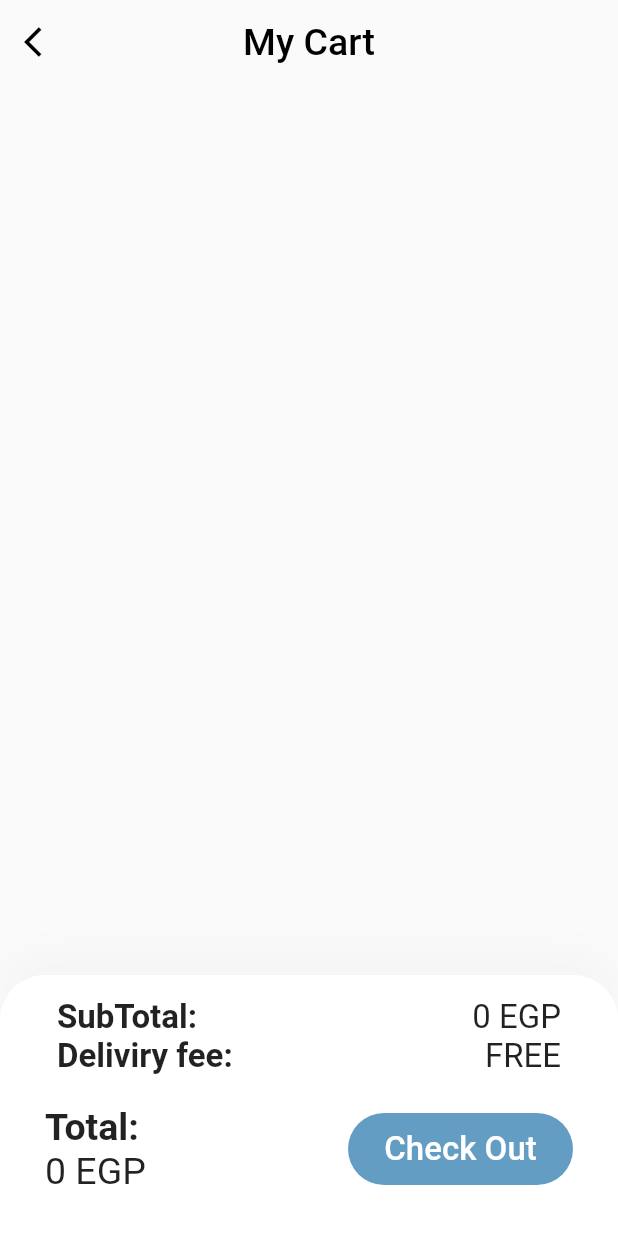
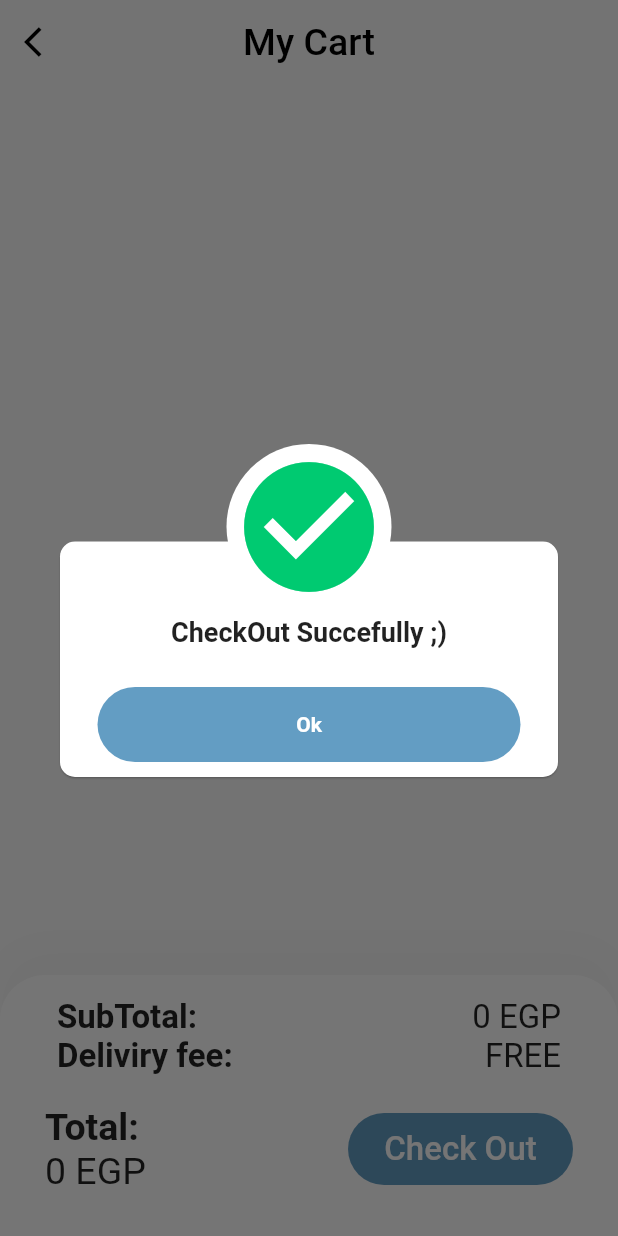
Before and after one commit to chimochie/MedicalFlutter, a Flutter app: the AddToCart screen opened directly, after a tap on "Check Out", on a phone screen of 412 x 824 dp. Run offline on Flutter 3.47's test engine with Material 2 defaults, Android fonts, the phone set to English and light mode, and no system bars; our stand-ins replace awesome_dialog.

Commit message:
Update AddToCart.dart

```diff
--- a/lib/AddToCart.dart
+++ b/lib/AddToCart.dart
@@ -1,4 +1,6 @@
+import 'package:awesome_dialog/awesome_dialog.dart';
 import 'package:flutter/material.dart';
+import 'package:helloworld/pages/Home.dart';
 import 'list.dart';
 
 class AddToCart extends StatefulWidget {
@@ -268,7 +270,27 @@ class _AddToCartState extends State<AddToCart> {
                     color: Color(0xff639DC3),
                   ),
                   child: TextButton(
-                    onPressed: () {},
+                    onPressed: () {
+                      cart.clear();
+                      AwesomeDialog(
+                        context: context,
+                        animType: AnimType.TOPSLIDE,
+                        dialogType: DialogType.SUCCES,
+                        body: Center(
+                          child: Text(
+                            'CheckOut Succefully ;)',
+                            style: TextStyle(
+                                fontWeight: FontWeight.bold, fontSize: 18),
+                          ),
+                        ),
+                        title: 'This is Ignored',
+                        desc: 'This is also Ignored',
+                        btnOkColor: Color(0xff639DC3),
+                        btnOkOnPress: () {
+                          Navigator.push(context, MaterialPageRoute(builder: (context)=>Home()));
+                        },
+                      )..show();
+                    },
                     child: Text(
                         'Check Out',
                       style: TextStyle(color: Colors.white,fontSize: 22),
```
